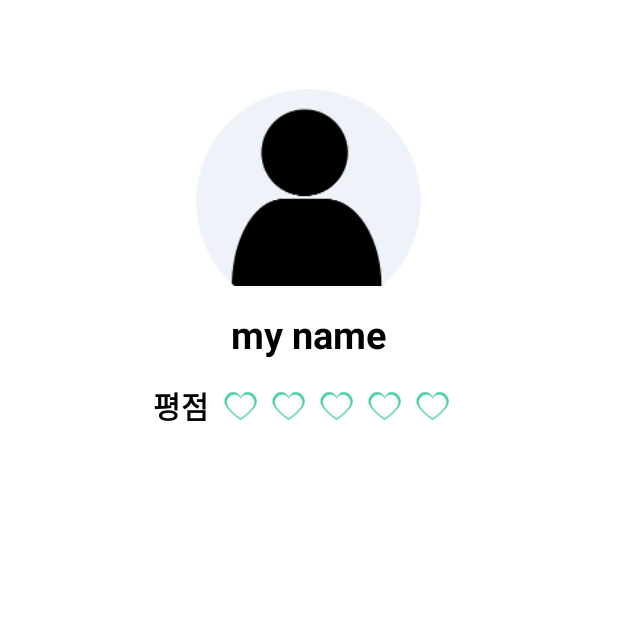
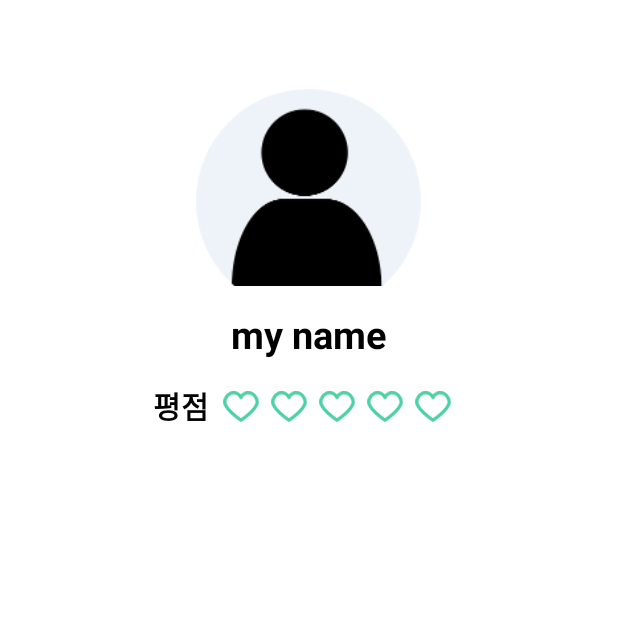
Before and after one commit to 3000po/sharoom, an Android app: the screen it shows after launch (Activity_myself), on a phone screen of 412 x 824 dp, the top half of it. Run offline under Robolectric (Android 15) with nearby library versions, the phone set to English and light mode, and no system bars.

Commit message:
custom ratingbar final

```diff
--- a/app/src/main/res/layout/activity_myself.xml
+++ b/app/src/main/res/layout/activity_myself.xml
@@ -16,6 +16,10 @@
         android:padding="@dimen/activity_layout_header_padding"
         android:visibility="gone"
          >
+
+        <ImageView
+            android:layout_width="wrap_content"
+            android:layout_height="wrap_content" />
     </LinearLayout>
 
     <!-- android:padding="@color/activity_layout_header_background" -->
```
Also changed, not shown: app/src/main/res/drawable-hdpi/ic_heart_empty.png, app/src/main/res/drawable-hdpi/ic_heart_full.png, app/src/main/res/drawable-mdpi/ic_heart_empty.png, app/src/main/res/drawable-mdpi/ic_heart_full.png, app/src/main/res/drawable-xhdpi/ic_heart_empty.png, app/src/main/res/drawable-xhdpi/ic_heart_full.png, app/src/main/res/drawable-xxhdpi/ic_heart_empty.png, app/src/main/res/drawable-xxhdpi/ic_heart_full.png.
